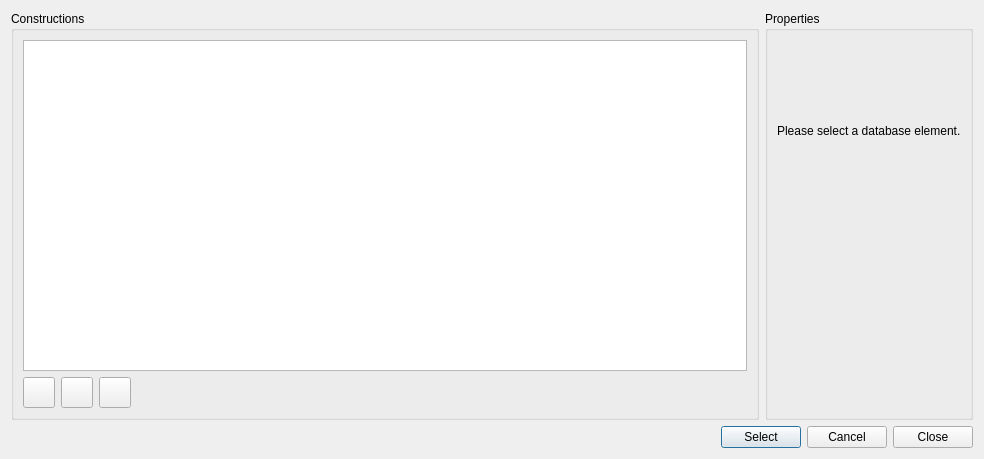
Above: SIM-VICUS/src/SVDBConstructionEditDialog.ui from ghorwin/SIM-VICUS before the change. Below: the same form after it.
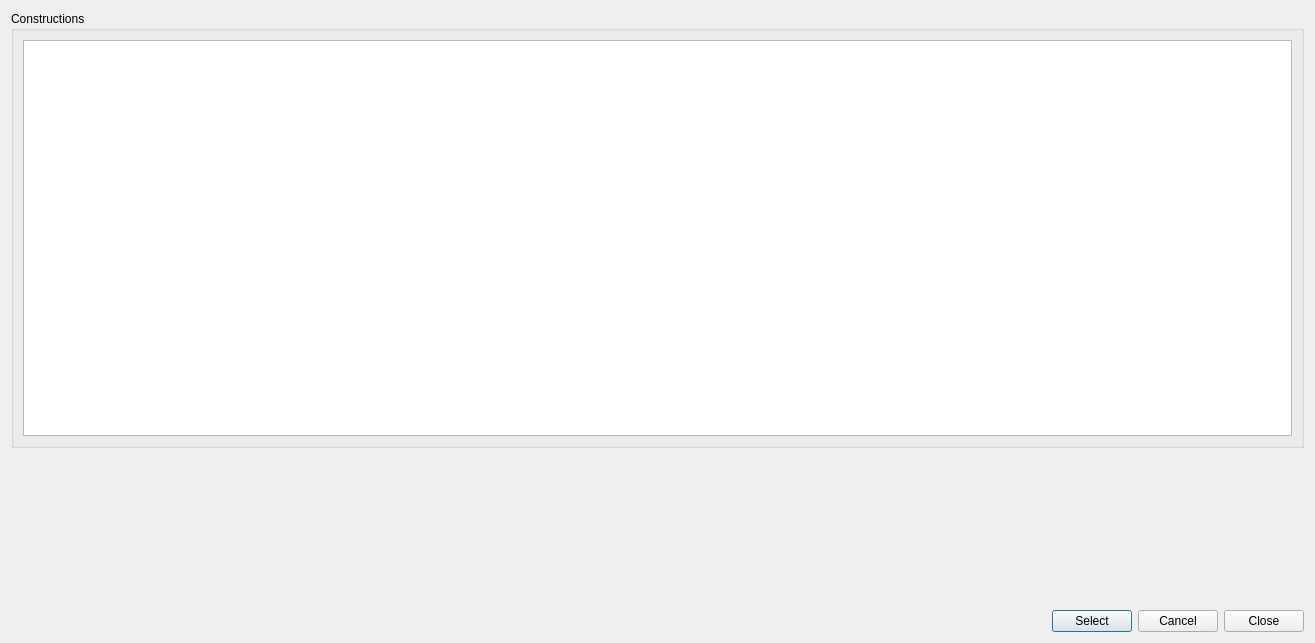
That is the form after the change. Icons and pictures are not drawn. Custom widgets are drawn as their Qt base class.

Commit message: Construction edit dialog updated with table view, model, sort-filter-proxy and delegate.

```diff
--- a/SIM-VICUS/src/SVDBConstructionEditDialog.ui
+++ b/SIM-VICUS/src/SVDBConstructionEditDialog.ui
@@ -6,123 +6,37 @@
    <rect>
     <x>0</x>
     <y>0</y>
-    <width>984</width>
-    <height>459</height>
+    <width>1315</width>
+    <height>643</height>
    </rect>
   </property>
   <property name="windowTitle">
    <string>Construction Database</string>
   </property>
-  <layout class="QGridLayout" name="gridLayout_2">
-   <item row="0" column="0">
+  <layout class="QVBoxLayout" name="verticalLayout_2">
+   <item>
     <widget class="QGroupBox" name="groupBox">
      <property name="title">
       <string>Constructions</string>
      </property>
-     <layout class="QGridLayout" name="gridLayout">
-      <item row="1" column="1">
-       <widget class="QToolButton" name="toolButtonCopy">
-        <property name="icon">
-         <iconset resource="../resources/SIM-VICUS.qrc">
-          <normaloff>:/gfx/actions/24x24/editcopy.png</normaloff>:/gfx/actions/24x24/editcopy.png</iconset>
-        </property>
-        <property name="iconSize">
-         <size>
-          <width>24</width>
-          <height>24</height>
-         </size>
-        </property>
-       </widget>
-      </item>
-      <item row="1" column="2">
-       <widget class="QToolButton" name="toolButtonRemove">
-        <property name="icon">
-         <iconset resource="../resources/SIM-VICUS.qrc">
-          <normaloff>:/gfx/actions/24x24/minus.png</normaloff>:/gfx/actions/24x24/minus.png</iconset>
-        </property>
-        <property name="iconSize">
-         <size>
-          <width>24</width>
-          <height>24</height>
-         </size>
-        </property>
-       </widget>
-      </item>
-      <item row="1" column="0">
-       <widget class="QToolButton" name="toolButtonAdd">
-        <property name="icon">
-         <iconset resource="../resources/SIM-VICUS.qrc">
-          <normaloff>:/gfx/actions/24x24/plus.png</normaloff>:/gfx/actions/24x24/plus.png</iconset>
-        </property>
-        <property name="iconSize">
-         <size>
-          <width>24</width>
-          <height>24</height>
-         </size>
-        </property>
-       </widget>
-      </item>
-      <item row="1" column="3">
-       <spacer name="horizontalSpacer">
-        <property name="orientation">
-         <enum>Qt::Horizontal</enum>
-        </property>
-        <property name="sizeHint" stdset="0">
-         <size>
-          <width>40</width>
-          <height>20</height>
-         </size>
-        </property>
-       </spacer>
-      </item>
-      <item row="0" column="0" colspan="4">
-       <widget class="QTreeView" name="treeView">
-        <property name="editTriggers">
-         <set>QAbstractItemView::EditKeyPressed</set>
-        </property>
-        <property name="showDropIndicator" stdset="0">
-         <bool>false</bool>
-        </property>
-        <property name="alternatingRowColors">
-         <bool>true</bool>
-        </property>
-        <property name="uniformRowHeights">
-         <bool>true</bool>
-        </property>
-        <property name="sortingEnabled">
-         <bool>true</bool>
-        </property>
-        <attribute name="headerVisible">
-         <bool>false</bool>
-        </attribute>
-        <attribute name="headerDefaultSectionSize">
-         <number>57</number>
-        </attribute>
-       </widget>
-      </item>
-     </layout>
-    </widget>
-   </item>
-   <item row="0" column="1">
-    <widget class="QGroupBox" name="groupBox_2">
-     <property name="title">
-      <string>Properties</string>
-     </property>
      <layout class="QVBoxLayout" name="verticalLayout">
       <item>
-       <widget class="QLabel" name="label">
-        <property name="text">
-         <string>Please select a database element.</string>
-        </property>
-       </widget>
-      </item>
-      <item>
-       <widget class="SVDBConstructionEditWidget" name="editWidget" native="true"/>
+       <widget class="QTableView" name="tableView"/>
       </item>
      </layout>
     </widget>
    </item>
-   <item row="1" column="0" colspan="2">
+   <item>
+    <widget class="QWidget" name="editWidget" native="true">
+     <property name="minimumSize">
+      <size>
+       <width>0</width>
+       <height>150</height>
+      </size>
+     </property>
+    </widget>
+   </item>
+   <item>
     <layout class="QHBoxLayout" name="horizontalLayout">
      <item>
       <spacer name="horizontalSpacer_2">
@@ -162,16 +76,6 @@
    </item>
   </layout>
  </widget>
- <customwidgets>
-  <customwidget>
-   <class>SVDBConstructionEditWidget</class>
-   <extends>QWidget</extends>
-   <header>SVDBConstructionEditWidget.h</header>
-   <container>1</container>
-  </customwidget>
- </customwidgets>
- <resources>
-  <include location="../resources/SIM-VICUS.qrc"/>
- </resources>
+ <resources/>
  <connections/>
 </ui>
```
The commit also changes 21 other files.
